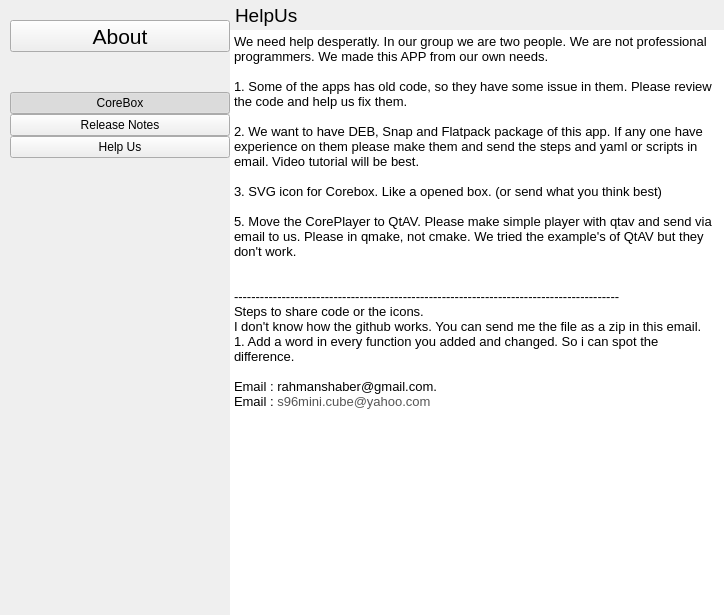
Above: app/about/about.ui from rahmanshaber/corebox before the change. Below: the same form after it.
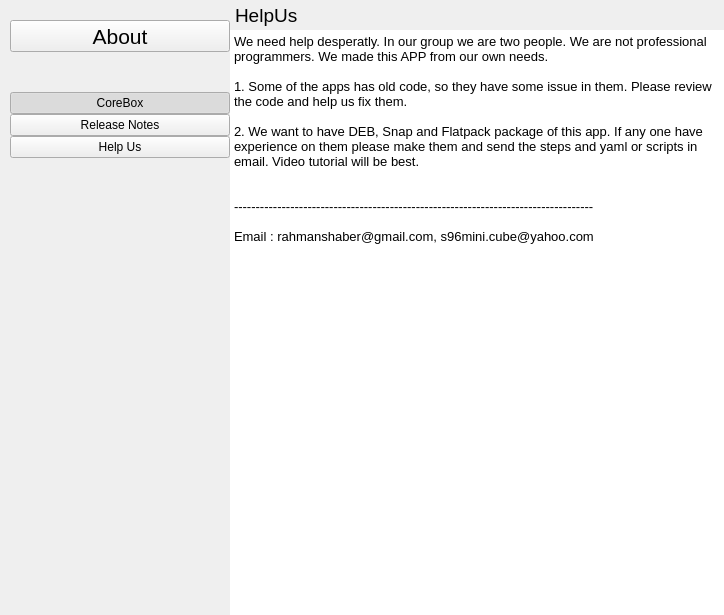
That is the form after the change. The open tabs and pages were chosen to show the change. Icons and pictures are not drawn.

```diff
--- a/app/about/about.ui
+++ b/app/about/about.ui
@@ -642,18 +642,10 @@
 &lt;p style=&quot;-qt-paragraph-type:empty; margin-top:0px; margin-bottom:0px; margin-left:0px; margin-right:0px; -qt-block-indent:0; text-indent:0px;&quot;&gt;&lt;br /&gt;&lt;/p&gt;
 &lt;p style=&quot; margin-top:0px; margin-bottom:0px; margin-left:0px; margin-right:0px; -qt-block-indent:0; text-indent:0px;&quot;&gt;2. We want to have DEB, Snap and Flatpack package of this app. If any one have experience on them please make them and send the steps and yaml or scripts in email. Video tutorial will be best. &lt;/p&gt;
 &lt;p style=&quot;-qt-paragraph-type:empty; margin-top:0px; margin-bottom:0px; margin-left:0px; margin-right:0px; -qt-block-indent:0; text-indent:0px;&quot;&gt;&lt;br /&gt;&lt;/p&gt;
-&lt;p style=&quot; margin-top:0px; margin-bottom:0px; margin-left:0px; margin-right:0px; -qt-block-indent:0; text-indent:0px;&quot;&gt;3. SVG icon for Corebox. Like a opened box. (or send what you think best)&lt;/p&gt;
 &lt;p style=&quot;-qt-paragraph-type:empty; margin-top:0px; margin-bottom:0px; margin-left:0px; margin-right:0px; -qt-block-indent:0; text-indent:0px;&quot;&gt;&lt;br /&gt;&lt;/p&gt;
-&lt;p style=&quot; margin-top:0px; margin-bottom:0px; margin-left:0px; margin-right:0px; -qt-block-indent:0; text-indent:0px;&quot;&gt;5. Move the CorePlayer to QtAV. Please make simple player with qtav and send via email to us. Please in qmake, not cmake. We tried the example's of QtAV but they don't work.&lt;/p&gt;
+&lt;p style=&quot; margin-top:0px; margin-bottom:0px; margin-left:0px; margin-right:0px; -qt-block-indent:0; text-indent:0px;&quot;&gt;-----------------------------------------------------------------------------------&lt;/p&gt;
 &lt;p style=&quot;-qt-paragraph-type:empty; margin-top:0px; margin-bottom:0px; margin-left:0px; margin-right:0px; -qt-block-indent:0; text-indent:0px;&quot;&gt;&lt;br /&gt;&lt;/p&gt;
-&lt;p style=&quot;-qt-paragraph-type:empty; margin-top:0px; margin-bottom:0px; margin-left:0px; margin-right:0px; -qt-block-indent:0; text-indent:0px;&quot;&gt;&lt;br /&gt;&lt;/p&gt;
-&lt;p style=&quot; margin-top:0px; margin-bottom:0px; margin-left:0px; margin-right:0px; -qt-block-indent:0; text-indent:0px;&quot;&gt;-----------------------------------------------------------------------------------------&lt;/p&gt;
-&lt;p style=&quot; margin-top:0px; margin-bottom:0px; margin-left:0px; margin-right:0px; -qt-block-indent:0; text-indent:0px;&quot;&gt;Steps to share code or the icons.&lt;/p&gt;
-&lt;p style=&quot; margin-top:0px; margin-bottom:0px; margin-left:0px; margin-right:0px; -qt-block-indent:0; text-indent:0px;&quot;&gt;I don't know how the github works. You can send me the file as a zip in this email.&lt;/p&gt;
-&lt;p style=&quot; margin-top:0px; margin-bottom:0px; margin-left:0px; margin-right:0px; -qt-block-indent:0; text-indent:0px;&quot;&gt;1. Add a word in every function you added and changed. So i can spot the difference.&lt;/p&gt;
-&lt;p style=&quot;-qt-paragraph-type:empty; margin-top:0px; margin-bottom:0px; margin-left:0px; margin-right:0px; -qt-block-indent:0; text-indent:0px;&quot;&gt;&lt;br /&gt;&lt;/p&gt;
-&lt;p style=&quot; margin-top:0px; margin-bottom:0px; margin-left:0px; margin-right:0px; -qt-block-indent:0; text-indent:0px;&quot;&gt;Email : rahmanshaber@gmail.com.&lt;/p&gt;
-&lt;p style=&quot; margin-top:0px; margin-bottom:0px; margin-left:0px; margin-right:0px; -qt-block-indent:0; text-indent:0px;&quot;&gt;Email : &lt;span style=&quot; font-family:'arial,sans-serif'; color:#555555; background-color:#ffffff;&quot;&gt;s96mini.cube@yahoo.com&lt;/span&gt;&lt;/p&gt;
+&lt;p style=&quot; margin-top:0px; margin-bottom:0px; margin-left:0px; margin-right:0px; -qt-block-indent:0; text-indent:0px;&quot;&gt;Email : rahmanshaber@gmail.com, &lt;span style=&quot; font-family:'arial,sans-serif'; color:#000000; background-color:#ffffff;&quot;&gt;s96mini.cube@yahoo.com&lt;/span&gt;&lt;/p&gt;
 &lt;p style=&quot; margin-top:0px; margin-bottom:0px; margin-left:0px; margin-right:0px; -qt-block-indent:0; text-indent:0px;&quot;&gt;  &lt;/p&gt;&lt;/body&gt;&lt;/html&gt;</string>
          </property>
         </widget>
```
